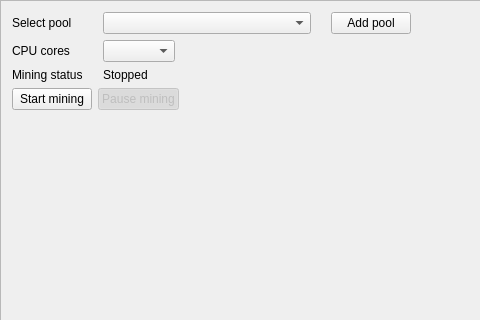
Old version of the form src/gui/ui/miningframe.ui in the repository Pennykoin/QTPenny; both pictures show x 0 to 480 and y 0 to 320 of the 760 by 469 pixel window.
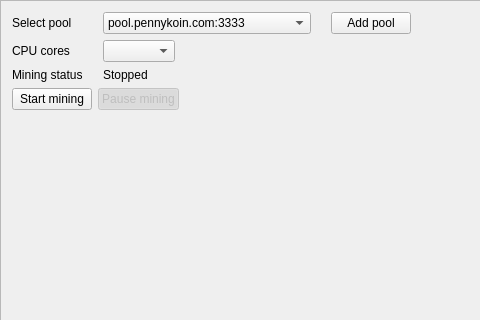
New version of the form.

```diff
--- a/src/gui/ui/miningframe.ui
+++ b/src/gui/ui/miningframe.ui
@@ -37,6 +37,17 @@
        <property name="editable">
         <bool>false</bool>
        </property>
+       <property name="currentText">
+        <string>pool.pennykoin.com:3333</string>
+       </property>
+       <property name="currentIndex">
+        <number>0</number>
+       </property>
+       <item>
+        <property name="text">
+         <string>pool.pennykoin.com:3333</string>
+        </property>
+       </item>
       </widget>
      </item>
      <item row="1" column="0">
```
